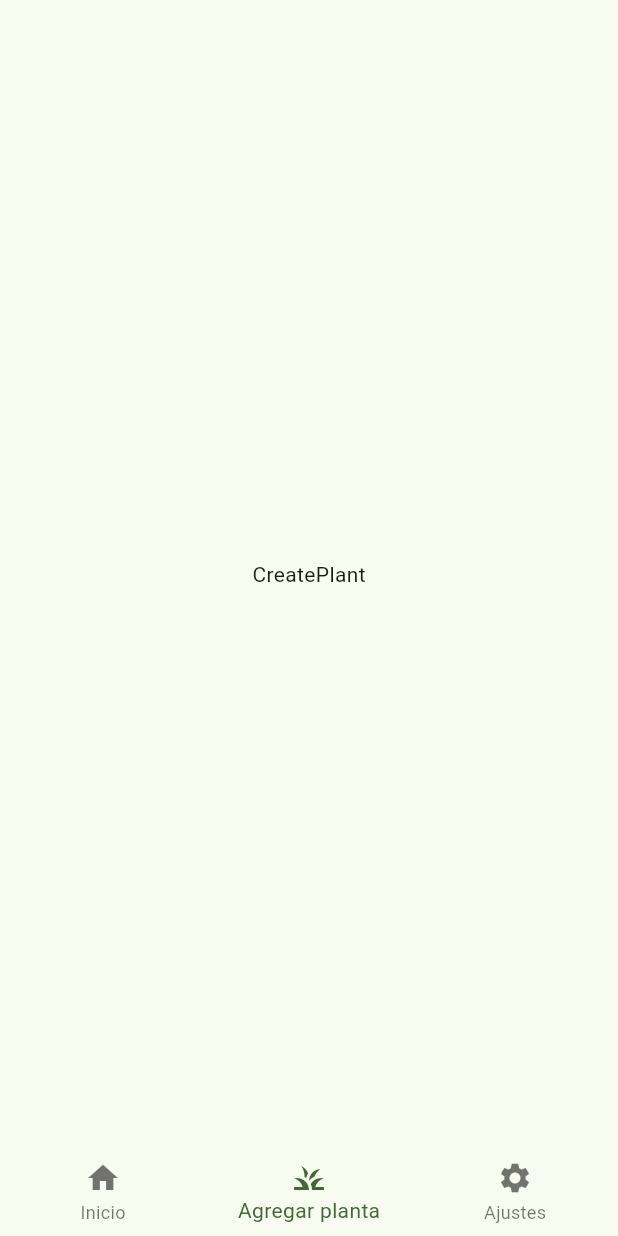
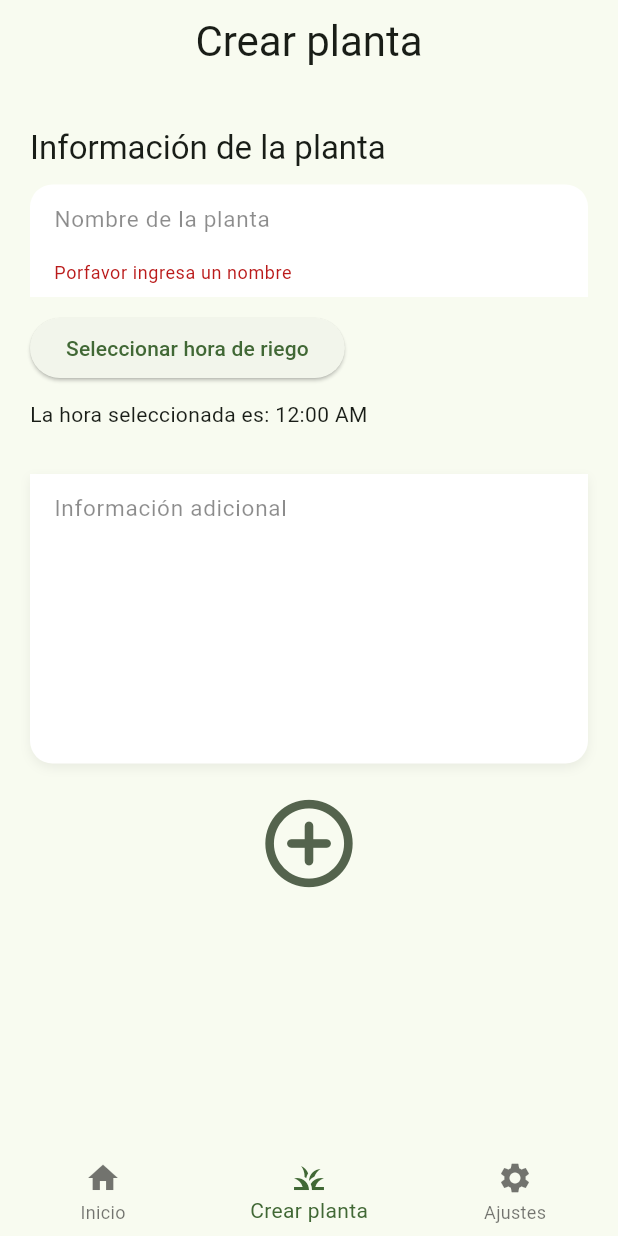
Before and after one commit to Brunox117/plantify_new, a Flutter app: the screen it shows after launch, item 2 of the bottom bar chosen, on a phone screen of 412 x 824 dp. Run offline on Flutter 3.47's test engine with Material 3 defaults, Android fonts, the phone set to English and light mode, and no system bars; our stand-ins replace flutter_riverpod, formz, go_router.

Commit message:
Se creo el formulario y el manejo de inputs en el mismo.

```diff
--- /dev/null
+++ b/lib/domain/entities/plant.dart
@@ -0,0 +1,12 @@
+import 'package:flutter/material.dart';
+
+class Plant {
+  String plantName;
+  TimeOfDay waterHour;
+  String? description;
+  Plant({
+    required this.plantName,
+    required this.waterHour,
+    this.description = '',
+  });
+}
--- a/lib/presentation/providers/providers.dart
+++ b/lib/presentation/providers/providers.dart
@@ -1 +1,2 @@
 export './config/theme_provider.dart';
+export './forms/create_plant_form_provider.dart';
--- a/lib/presentation/views/home/create_plant_view.dart
+++ b/lib/presentation/views/home/create_plant_view.dart
@@ -1,14 +1,108 @@
 import 'package:flutter/material.dart';
+import 'package:flutter_riverpod/flutter_riverpod.dart';
+import 'package:plantify/presentation/providers/providers.dart';
+import 'package:plantify/presentation/widgets/widgets.dart';
 
 class CreatePlantView extends StatelessWidget {
   const CreatePlantView({super.key});
 
   @override
   Widget build(BuildContext context) {
-    return const Scaffold(
-      body: Center(
-        child: Text('CreatePlant'),
-      ),
+    return SafeArea(
+      child: Scaffold(
+          appBar: const CustomAppbar(title: 'Crear planta'),
+          body: _PlantForm()),
     );
   }
 }
+
+class _PlantForm extends ConsumerWidget {
+  //final Plant plant;
+
+  @override
+  Widget build(BuildContext context, WidgetRef ref) {
+    final plantForm = ref.watch(createPlantProvider);
+    final colors = Theme.of(context).colorScheme;
+    final textStyles = Theme.of(context).textTheme;
+    return ListView(children: [
+      Padding(
+        padding: const EdgeInsets.symmetric(horizontal: 20),
+        child: Column(
+          crossAxisAlignment: CrossAxisAlignment.start,
+          children: [
+            const SizedBox(
+              height: 30,
+            ),
+            Text(
+              'Información de la planta',
+              style: textStyles.titleLarge,
+            ),
+            const SizedBox(
+              height: 10,
+            ),
+            CustomFormField(
+                isTopField: true,
+                hint: 'Nombre de la planta',
+                onChanged: (value) => ref
+                    .read(createPlantProvider.notifier)
+                    .onPlantNameChanged(value),
+                errorMessage: plantForm.plantName.errorMessage,
+                hintStyle: const TextStyle(
+                  color: Colors.black45,
+                )),
+            const SizedBox(
+              height: 10,
+            ),
+            //Create a buttom that displays a timepicker
+            ElevatedButton(
+              onPressed: () async {
+                // Despliega el timePicker
+                final selectedHour = await showTimePicker(
+                  context: context,
+                  initialTime: TimeOfDay.now(),
+                  helpText: 'Selecciona una hora',
+                  cancelText: 'Cancelar',
+                );
+                ref
+                    .read(createPlantProvider.notifier)
+                    .onWaterHourChanged(selectedHour!);
+              },
+              child: const Text('Seleccionar hora de riego'),
+            ),
+            const SizedBox(
+              height: 10,
+            ),
+            Text(
+                'La hora seleccionada es: ${plantForm.waterHour.value.format(context)}'),
+            const SizedBox(
+              height: 30,
+            ),
+            CustomFormField(
+              hint: 'Información adicional',
+              isBottomField: true,
+              maxLines: 7,
+              hintStyle: const TextStyle(color: Colors.black45),
+              onChanged: (value) => ref
+                  .read(createPlantProvider.notifier)
+                  .onDescriptionChanged(value),
+            ),
+            const SizedBox(
+              height: 10,
+            ),
+            Center(
+              child: IconButton(
+                  onPressed: () {
+                    ref.read(createPlantProvider.notifier).onSubmit();
+                  },
+                  icon: Icon(
+                    Icons.add_circle_outline_rounded,
+                    size: 70,
+                    color: colors.secondary,
+                  )),
+            ),
+          ],
+        ),
+      ),
+    ]);
+  }
+}
--- /dev/null
+++ b/lib/presentation/widgets/forms/custom_form_field.dart
@@ -0,0 +1,97 @@
+import 'package:flutter/material.dart';
+
+
+class CustomFormField extends StatelessWidget {
+
+  final bool isTopField; // La idea es que tenga bordes redondeados arriba
+  final bool isBottomField; // La idea es que tenga bordes redondeados abajo
+  final String? label;
+  final String? hint;
+  final TextStyle? hintStyle;
+  final String? errorMessage;
+  final bool obscureText;
+  final TextInputType? keyboardType;
+  final int maxLines;
+  final String initialValue;
+  final Function(String)? onChanged;
+  final Function(String)? onFieldSubmitted;
+  final String? Function(String?)? validator;
+
+
+  const CustomFormField({
+    super.key,
+    this.isTopField = false,
+    this.isBottomField = false,
+    this.label,
+    this.hint,
+    this.errorMessage,
+    this.obscureText = false,
+    this.keyboardType = TextInputType.text,
+    this.maxLines = 1,
+    this.initialValue = '',
+    this.onChanged,
+    this.onFieldSubmitted,
+    this.validator, this.hintStyle,
+  });
+
+  @override
+  Widget build(BuildContext context) {
+
+    final colors = Theme.of(context).colorScheme;
+
+    final border = OutlineInputBorder(
+      borderSide: const BorderSide(color: Colors.transparent),
+      borderRadius: BorderRadius.circular(40)
+    );
+
+    const borderRadius = Radius.circular(15);
+
+    return Container(
+      padding: const EdgeInsets.only(bottom: 8),
+      decoration: BoxDecoration(
+        color: Colors.white,
+        borderRadius: BorderRadius.only(
+          topLeft: isTopField ? borderRadius : Radius.zero,
+          topRight: isTopField ? borderRadius : Radius.zero,
+          bottomLeft: isBottomField ? borderRadius : Radius.zero,
+          bottomRight: isBottomField ? borderRadius : Radius.zero,
+        ),
+        boxShadow: [
+          if (isBottomField)
+            BoxShadow(
+              color: Colors.black.withOpacity(0.06),
+              blurRadius: 5,
+              offset: const Offset(0,3)
+            )
+        ]
+      ),
+      child: TextFormField(
+        onChanged: onChanged,
+
+        onFieldSubmitted: onFieldSubmitted,
+        validator: validator,
+        obscureText: obscureText,
+        keyboardType: keyboardType,
+        style: const TextStyle( fontSize: 15, color: Colors.black54 ),
+        maxLines: maxLines,
+        initialValue: initialValue,
+        decoration: InputDecoration(
+          floatingLabelBehavior: maxLines > 1 ? FloatingLabelBehavior.always : FloatingLabelBehavior.auto,
+          floatingLabelStyle: const TextStyle(color: Colors.black, fontWeight: FontWeight.bold, fontSize: 15),
+          enabledBorder: border,
+          focusedBorder: border,
+          errorBorder: border.copyWith( borderSide: const BorderSide( color: Colors.transparent )),
+          focusedErrorBorder: border.copyWith( borderSide: const BorderSide( color: Colors.transparent )),
+          isDense: true,
+          label: label != null ? Text(label!) : null,
+          hintText: hint,
+          hintStyle: hintStyle,
+          errorText: errorMessage,
+          focusColor: colors.primary,
+
+          // icon: Icon( Icons.supervised_user_circle_outlined, color: colors.primary, )
+        ),
+      ),
+    );
+  }
+}
--- a/lib/presentation/widgets/shared/custom_bottom_navbar.dart
+++ b/lib/presentation/widgets/shared/custom_bottom_navbar.dart
@@ -14,7 +14,8 @@ class CustomBottomNavBar extends StatelessWidget {
         onTap: (value) => currentChild.goBranch(value),
         items: const [
           BottomNavigationBarItem(icon: Icon(Icons.home), label: 'Inicio'),
-          BottomNavigationBarItem(icon: Icon(Icons.grass_sharp), label: 'Agregar planta'),
+          BottomNavigationBarItem(
+              icon: Icon(Icons.grass_sharp), label: 'Crear planta'),
           BottomNavigationBarItem(icon: Icon(Icons.settings), label: 'Ajustes'),
         ]);
   }
--- a/lib/presentation/widgets/widgets.dart
+++ b/lib/presentation/widgets/widgets.dart
@@ -1,2 +1,3 @@
 export './shared/custom_appbar.dart';
 export './shared/custom_bottom_navbar.dart';
+export './forms/custom_form_field.dart';
--- a/pubspec.yaml
+++ b/pubspec.yaml
@@ -10,6 +10,7 @@ dependencies:
   flutter:
     sdk: flutter
   flutter_riverpod: ^2.4.9
+  formz: ^0.6.1
   go_router: ^13.0.1
 
 dev_dependencies:
```
Also changed, not shown: lib/infrastructure/inputs/plant_inputs.dart (added, +51 -0 lines), lib/presentation/providers/forms/create_plant_form_provider.dart (added, +85 -0 lines), pubspec.lock.
